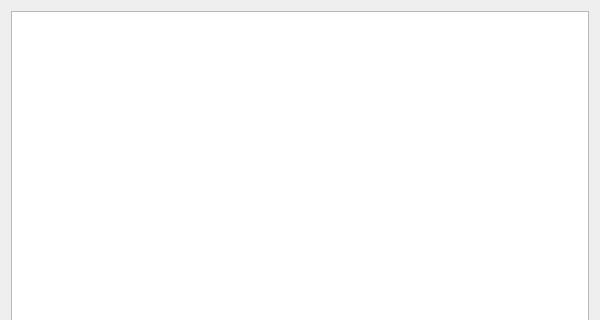
Before: the Qt Designer form UI/dooble_javascript.ui in textbrowser/dooble, drawn with Qt 5; both pictures show x 0 to 600 and y 0 to 320 of the 600 by 500 pixel window.
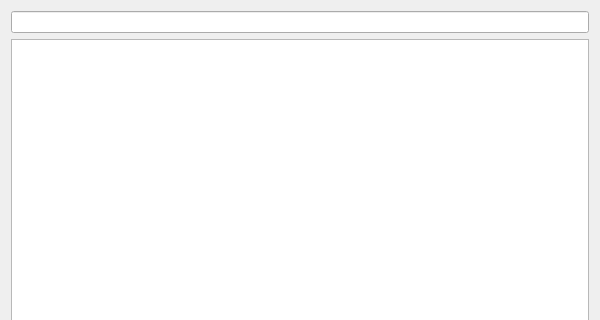
After: the same form once the commit is applied. Icons and pictures are not drawn.

The edit to the form file:
```diff
--- a/UI/dooble_javascript.ui
+++ b/UI/dooble_javascript.ui
@@ -18,6 +18,13 @@
     <normaloff>:/Logo/dooble.png</normaloff>:/Logo/dooble.png</iconset>
   </property>
   <layout class="QVBoxLayout" name="verticalLayout_2">
+   <item>
+    <widget class="QLineEdit" name="url">
+     <property name="readOnly">
+      <bool>true</bool>
+     </property>
+    </widget>
+   </item>
    <item>
     <widget class="QPlainTextEdit" name="text"/>
    </item>
```
Left out of the diff: 4 changed lines with no effect on the pictures.
